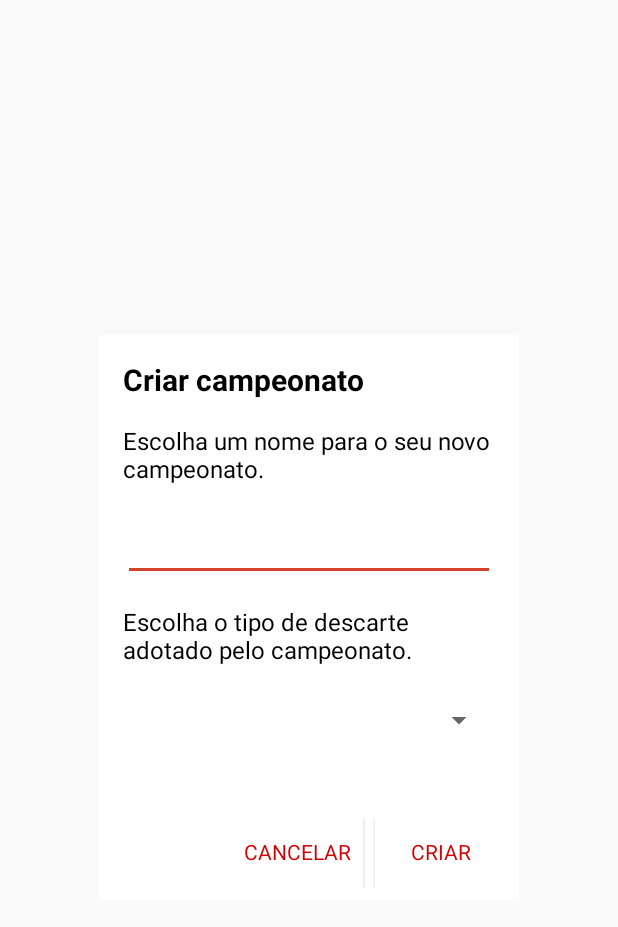
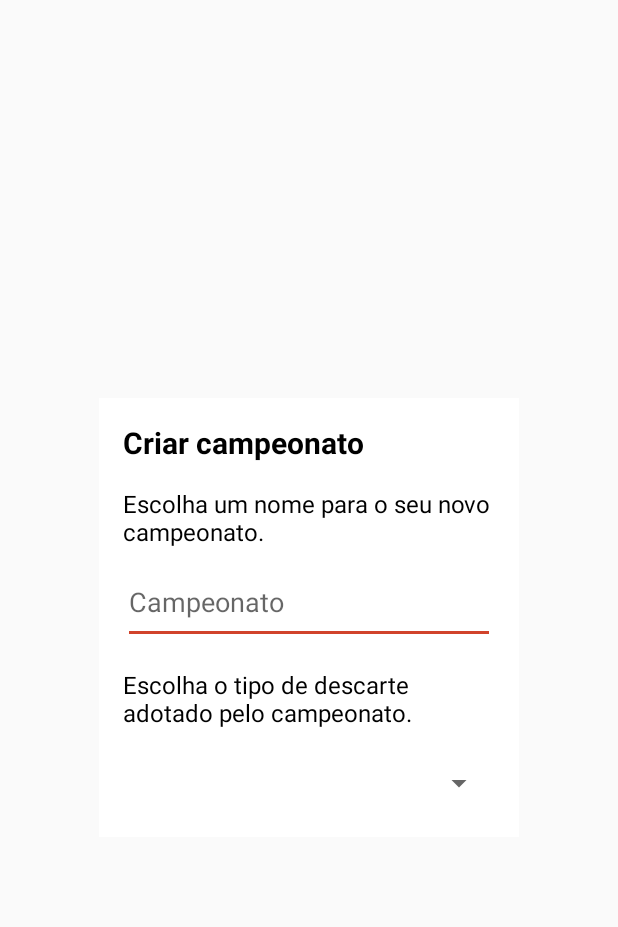
Before and after one commit to BrConsani/CampeonatosVT, an Android app: the layout dialog_create_championship.xml on its own in the app's theme, with its tools: preview values and no code run, on a phone screen of 412 x 824 dp. Shown: the top 927 px of the screen. Run offline under Robolectric (Android 15) with nearby library versions, the phone set to English and light mode, and no system bars.

Commit message:
Create Championship dialog

```diff
--- a/app/build.gradle
+++ b/app/build.gradle
@@ -16,6 +16,10 @@ android {
             proguardFiles getDefaultProguardFile('proguard-android.txt'), 'proguard-rules.pro'
         }
     }
+    compileOptions {
+        sourceCompatibility = '1.8'
+        targetCompatibility = '1.8'
+    }
 }
 
 dependencies {
--- a/app/src/main/res/layout/dialog_create_championship.xml
+++ b/app/src/main/res/layout/dialog_create_championship.xml
@@ -1,7 +1,7 @@
 <?xml version="1.0" encoding="utf-8"?>
 <LinearLayout
     xmlns:android="http://schemas.android.com/apk/res/android"
-    android:layout_width="280dp"
+    xmlns:tools="http://schemas.android.com/tools" android:layout_width="280dp"
     android:layout_height="wrap_content"
     android:background="@android:color/white"
     android:paddingTop="16dp"
@@ -28,10 +28,14 @@
         android:text="@string/body1_create_championship"/>
 
     <EditText
+        android:id="@+id/edt_championship"
         android:layout_width="match_parent"
         android:layout_height="56dp"
         android:layout_marginTop="8dp"
-        android:layout_marginEnd="8dp"/>
+        android:layout_marginEnd="8dp"
+        android:hint="@string/hint_championship"
+        android:inputType="textCapWords"
+        tools:ignore="Autofill" />
 
     <TextView
         android:layout_width="wrap_content"
@@ -42,33 +46,9 @@
         android:text="@string/body2_create_championship"/>
 
     <Spinner
+        android:id="@+id/spn_discard"
         android:layout_width="match_parent"
         android:layout_height="56dp"
         android:layout_marginTop="8dp"
         android:layout_marginEnd="8dp"/>
-
-    <LinearLayout
-        android:layout_width="wrap_content"
-        android:layout_height="wrap_content"
-        android:layout_marginTop="36dp"
-        android:layout_gravity="end">
-
-        <Button
-            android:layout_width="wrap_content"
-            android:layout_height="wrap_content"
-            android:layout_marginEnd="8dp"
-            style="@style/AppTheme.Button"
-            android:text="@string/btn_cancel"/>
-
-        <Button
-            style="@style/AppTheme.Button"
-            android:layout_width="wrap_content"
-            android:layout_height="wrap_content"
-            android:text="@string/btn_create" />
-
-    </LinearLayout>
-
-
-
-
 </LinearLayout>
--- a/app/src/main/res/values/strings.xml
+++ b/app/src/main/res/values/strings.xml
@@ -7,4 +7,5 @@
     <string name="body2_create_championship">Escolha o tipo de descarte adotado pelo campeonato.</string>
     <string name="btn_create">Criar</string>
     <string name="btn_cancel">Cancelar</string>
+    <string name="hint_championship">Campeonato</string>
 </resources>
```
Also changed, not shown: app/src/main/java/activities/DashboardActivity.java (+11 -0 lines), app/src/main/java/ui/Views.java (added, +28 -0 lines), app/src/main/res/layout/activity_dashboard.xml (+20 -13 lines).
